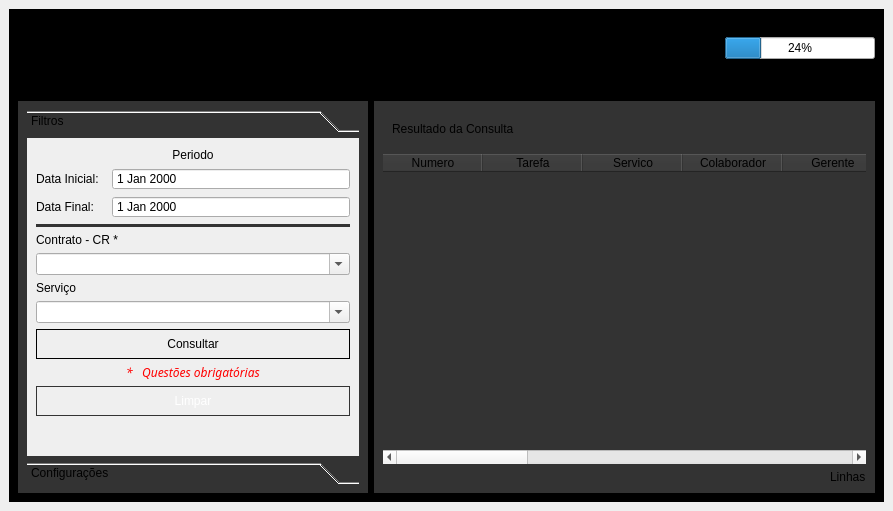
Before: the Qt Designer form src/main.ui in foxtec198/CNS, drawn with Qt 5.
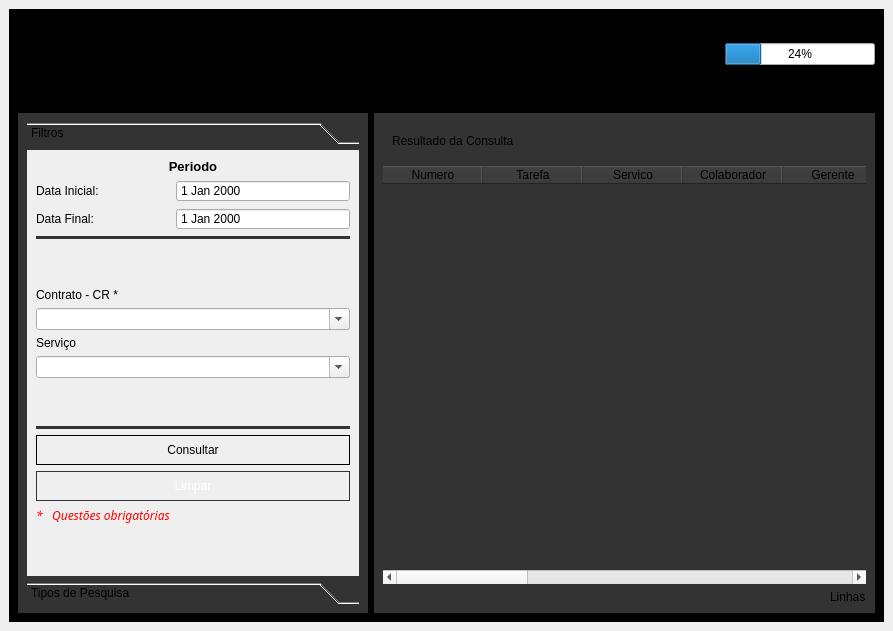
After: the same form once the commit is applied. The open tabs and pages were chosen to show the change. Icons and pictures are not drawn.

```diff
--- a/src/main.ui
+++ b/src/main.ui
@@ -7,7 +7,7 @@
     <x>0</x>
     <y>0</y>
     <width>893</width>
-    <height>511</height>
+    <height>631</height>
    </rect>
   </property>
   <property name="windowTitle">
@@ -191,7 +191,7 @@
                   <x>0</x>
                   <y>0</y>
                   <width>332</width>
-                  <height>310</height>
+                  <height>428</height>
                  </rect>
                 </property>
                 <property name="styleSheet">
@@ -201,46 +201,6 @@
                  <string>Filtros</string>
                 </attribute>
                 <layout class="QGridLayout" name="gridLayout_2">
-                 <item row="9" column="0" colspan="2">
-                  <widget class="QComboBox" name="boxServico">
-                   <property name="editable">
-                    <bool>true</bool>
-                   </property>
-                  </widget>
-                 </item>
-                 <item row="6" column="0" colspan="2">
-                  <widget class="QLabel" name="label_2">
-                   <property name="maximumSize">
-                    <size>
-                     <width>16777215</width>
-                     <height>20</height>
-                    </size>
-                   </property>
-                   <property name="text">
-                    <string>Contrato - CR *</string>
-                   </property>
-                  </widget>
-                 </item>
-                 <item row="7" column="0" colspan="2">
-                  <widget class="QComboBox" name="boxCr">
-                   <property name="editable">
-                    <bool>true</bool>
-                   </property>
-                  </widget>
-                 </item>
-                 <item row="8" column="0" colspan="2">
-                  <widget class="QLabel" name="label_3">
-                   <property name="maximumSize">
-                    <size>
-                     <width>16777215</width>
-                     <height>20</height>
-                    </size>
-                   </property>
-                   <property name="text">
-                    <string>Serviço</string>
-                   </property>
-                  </widget>
-                 </item>
                  <item row="2" column="1">
                   <widget class="QDateEdit" name="dataInicial">
                    <property name="minimumSize">
@@ -295,7 +255,27 @@
                    </property>
                   </widget>
                  </item>
-                 <item row="12" column="0" colspan="2">
+                 <item row="5" column="0" colspan="2">
+                  <widget class="Line" name="line">
+                   <property name="orientation">
+                    <enum>Qt::Horizontal</enum>
+                   </property>
+                  </widget>
+                 </item>
+                 <item row="18" column="0" colspan="2">
+                  <spacer name="verticalSpacer">
+                   <property name="orientation">
+                    <enum>Qt::Vertical</enum>
+                   </property>
+                   <property name="sizeHint" stdset="0">
+                    <size>
+                     <width>20</width>
+                     <height>40</height>
+                    </size>
+                   </property>
+                  </spacer>
+                 </item>
+                 <item row="13" column="0" colspan="2">
                   <widget class="QPushButton" name="btnConsulta">
                    <property name="minimumSize">
                     <size>
@@ -311,23 +291,59 @@
                    </property>
                   </widget>
                  </item>
-                 <item row="16" column="0" colspan="2">
-                  <spacer name="verticalSpacer">
-                   <property name="orientation">
-                    <enum>Qt::Vertical</enum>
+                 <item row="7" column="0" colspan="2">
+                  <widget class="QLabel" name="label_2">
+                   <property name="maximumSize">
+                    <size>
+                     <width>16777215</width>
+                     <height>20</height>
+                    </size>
                    </property>
-                   <property name="sizeHint" stdset="0">
+                   <property name="text">
+                    <string>Contrato - CR *</string>
+                   </property>
+                  </widget>
+                 </item>
+                 <item row="8" column="0" colspan="2">
+                  <widget class="QComboBox" name="boxCr">
+                   <property name="editable">
+                    <bool>true</bool>
+                   </property>
+                  </widget>
+                 </item>
+                 <item row="9" column="0" colspan="2">
+                  <widget class="QLabel" name="label_3">
+                   <property name="maximumSize">
                     <size>
-                     <width>20</width>
-                     <height>40</height>
+                     <width>16777215</width>
+                     <height>20</height>
                     </size>
                    </property>
-                  </spacer>
+                   <property name="text">
+                    <string>Serviço</string>
+                   </property>
+                  </widget>
                  </item>
-                 <item row="5" column="0" colspan="2">
-                  <widget class="Line" name="line">
-                   <property name="orientation">
-                    <enum>Qt::Horizontal</enum>
+                 <item row="10" column="0" colspan="2">
+                  <widget class="QComboBox" name="boxServico">
+                   <property name="editable">
+                    <bool>true</bool>
+                   </property>
+                  </widget>
+                 </item>
+                 <item row="3" column="1">
+                  <widget class="QDateEdit" name="dataFinal">
+                   <property name="minimumSize">
+                    <size>
+                     <width>100</width>
+                     <height>0</height>
+                    </size>
+                   </property>
+                   <property name="buttonSymbols">
+                    <enum>QAbstractSpinBox::NoButtons</enum>
+                   </property>
+                   <property name="correctionMode">
+                    <enum>QAbstractSpinBox::CorrectToPreviousValue</enum>
                    </property>
                   </widget>
                  </item>
@@ -345,6 +361,13 @@
                      <height>20</height>
                     </size>
                    </property>
+                   <property name="font">
+                    <font>
+                     <pointsize>10</pointsize>
+                     <weight>75</weight>
+                     <bold>true</bold>
+                    </font>
+                   </property>
                    <property name="text">
                     <string>Periodo</string>
                    </property>
@@ -353,7 +376,7 @@
                    </property>
                   </widget>
                  </item>
-                 <item row="14" column="0" colspan="2">
+                 <item row="15" column="0" colspan="2">
                   <widget class="QPushButton" name="btnLimpar">
                    <property name="minimumSize">
                     <size>
@@ -378,23 +401,7 @@
                    </property>
                   </widget>
                  </item>
-                 <item row="3" column="1">
-                  <widget class="QDateEdit" name="dataFinal">
-                   <property name="minimumSize">
-                    <size>
-                     <width>100</width>
-                     <height>0</height>
-                    </size>
-                   </property>
-                   <property name="buttonSymbols">
-                    <enum>QAbstractSpinBox::NoButtons</enum>
-                   </property>
-                   <property name="correctionMode">
-                    <enum>QAbstractSpinBox::CorrectToPreviousValue</enum>
-                   </property>
-                  </widget>
-                 </item>
-                 <item row="13" column="0" colspan="2">
+                 <item row="16" column="0">
                   <widget class="QLabel" name="lblPeriodo_2">
                    <property name="minimumSize">
                     <size>
@@ -427,6 +434,39 @@
                    </property>
                   </widget>
                  </item>
+                 <item row="12" column="0" colspan="2">
+                  <widget class="Line" name="line_2">
+                   <property name="orientation">
+                    <enum>Qt::Horizontal</enum>
+                   </property>
+                  </widget>
+                 </item>
+                 <item row="11" column="0" colspan="2">
+                  <spacer name="verticalSpacer_3">
+                   <property name="orientation">
+                    <enum>Qt::Vertical</enum>
+                   </property>
+                   <property name="sizeHint" stdset="0">
+                    <size>
+                     <width>20</width>
+                     <height>40</height>
+                    </size>
+                   </property>
+                  </spacer>
+                 </item>
+                 <item row="6" column="0" colspan="2">
+                  <spacer name="verticalSpacer_2">
+                   <property name="orientation">
+                    <enum>Qt::Vertical</enum>
+                   </property>
+                   <property name="sizeHint" stdset="0">
+                    <size>
+                     <width>20</width>
+                     <height>40</height>
+                    </size>
+                   </property>
+                  </spacer>
+                 </item>
                 </layout>
                </widget>
                <widget class="QWidget" name="page_2">
@@ -439,7 +479,7 @@
                  </rect>
                 </property>
                 <attribute name="label">
-                 <string>Configurações</string>
+                 <string>Tipos de Pesquisa</string>
                 </attribute>
                 <layout class="QVBoxLayout" name="verticalLayout_5">
                  <item>
```
Left out of the diff: 4 changed lines with no effect on the pictures.
